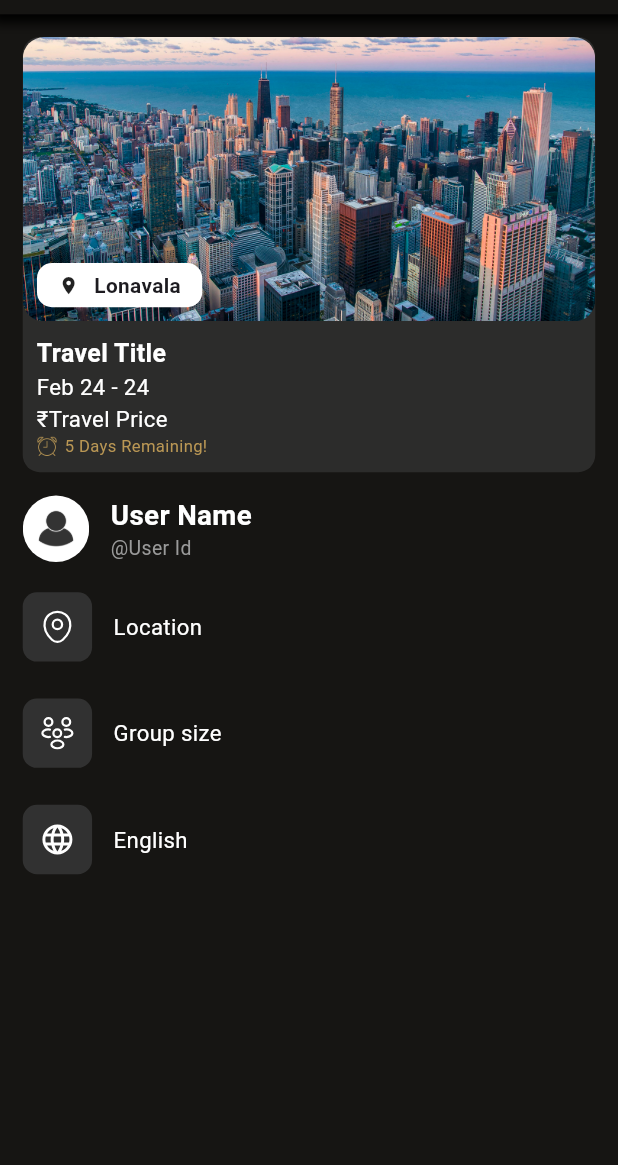
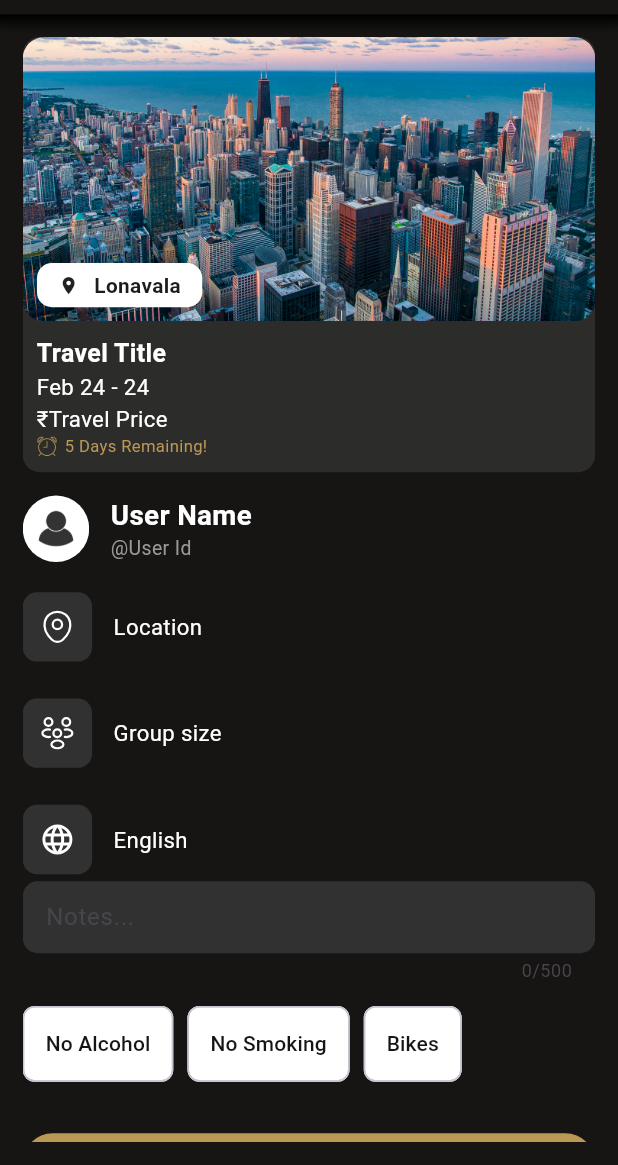
Before and after one commit to Pinnacle01/pinnacle, a Flutter app: the TripDetails screen opened by its route, on a phone screen of 412 x 824 dp, the part 71-1236 px from its top. Run offline on Flutter 3.47's test engine with Material 3 defaults, Android fonts, the phone set to English and light mode, and no system bars; our stand-ins replace flutter_svg, go_router.

Commit message:
Add notes field and preferences section to TripDetails screen

```diff
--- a/lib/explore_home/view/trip_details.dart
+++ b/lib/explore_home/view/trip_details.dart
@@ -6,11 +6,9 @@ import 'package:pinnacle_main/framework/constants/color.dart';
 import 'package:pinnacle_main/framework/constants/size.dart';
 import 'package:pinnacle_main/framework/digital/sizer.dart';
 import 'package:pinnacle_main/framework/uikit/text_widget.dart';
-import 'package:pinnacle_main/framework/widgets/navigation_bar/custom_bottom_navigation_bar.dart';
-import 'package:pinnacle_main/framework/widgets/navigation_bar/floating_action_button.dart';
-import 'package:pinnacle_main/framework/widgets/search_bar.dart';
+
 import 'package:pinnacle_main/framework/widgets/tool_bar_widgets.dart';
-import 'package:pinnacle_main/explore_home/uikit/single_category_card.dart';
+
 import 'package:pinnacle_main/explore_home/uikit/travel_request_component.dart';
 import 'package:pinnacle_main/framework/widgets/user_profile/user_profile_card.dart';
 
@@ -24,6 +22,7 @@ class TripDetails extends StatefulWidget {
 }
 
 class _TripDetailsState extends State<TripDetails> {
+  final TextEditingController _notesController = TextEditingController();
   @override
   Widget build(BuildContext context) {
     return Scaffold(
@@ -71,9 +70,69 @@ class _TripDetailsState extends State<TripDetails> {
               iconPath: AssetPath.globeIcon,
               iconColor: CustomColors.mainTextColor,
             ),
+            _buildNotesField(),
+            SizedBox(height: Sizes.size16.dp),
+            _buildPreferences(),
+            SizedBox(height: Sizes.size16.dp),
+            SizedBox(height: Sizes.size16.dp),
+            _postButton(),
           ],
         ),
       ),
     );
   }
+
+  Widget _buildNotesField() {
+    return TextField(
+      controller: _notesController,
+      maxLength: 500,
+      maxLines: null, // Allows dynamic height expansion
+      keyboardType: TextInputType.multiline,
+      decoration: InputDecoration(
+        hintText: 'Notes...',
+        border: OutlineInputBorder(
+          borderRadius: BorderRadius.circular(10.0),
+          borderSide: BorderSide.none,
+        ),
+        filled: true,
+        fillColor: CustomColors.cardBackgroundColor313131,
+        contentPadding: EdgeInsets.all(Sizes.size12.dp),
+      ),
+      style: const TextStyle(color: Colors.white),
+    );
+  }
+
+  Widget _buildPreferences() {
+    return Row(
+      children: [
+        _buildPreferenceChip('No Alcohol'),
+        SizedBox(width: Sizes.size10.dp),
+        _buildPreferenceChip('No Smoking'),
+        SizedBox(width: Sizes.size10.dp),
+        _buildPreferenceChip('Bikes'),
+      ],
+    );
+  }
+
+  Widget _buildPreferenceChip(String label) {
+    return Chip(
+      label: TextWidget(
+          text: label, color: CustomColors.mainBackgroundColor161513),
+      backgroundColor: CustomColors.mainTextColor,
+      padding: EdgeInsets.all(Sizes.size10.dp),
+      labelPadding: EdgeInsets.all(Sizes.size5.dp),
+    );
+  }
+
+  Widget _postButton() {
+    String text = 'Post your trip ';
+    return ElevatedButton(
+      style: ElevatedButton.styleFrom(
+        backgroundColor: CustomColors.buttonBackgroundCreamColor,
+      ),
+      onPressed: () {},
+      child:
+          TextWidget(text: text, color: CustomColors.mainBackgroundColor161513),
+    );
+  }
 }
--- a/lib/framework/uikit/text_widget.dart
+++ b/lib/framework/uikit/text_widget.dart
@@ -1,4 +1,5 @@
 import 'package:flutter/material.dart';
+
 class TextWidget extends StatelessWidget {
   const TextWidget(
       {super.key,
```
